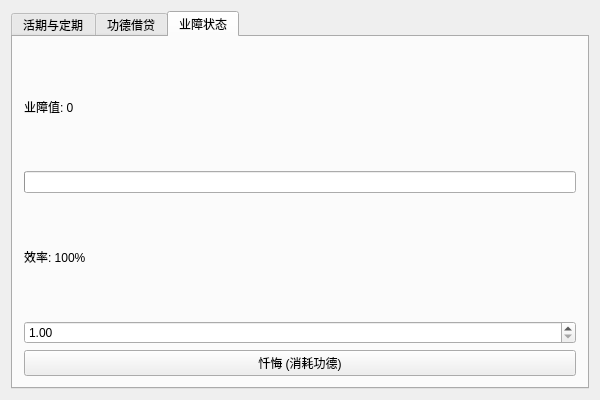
This is bankdialog.ui in xzy818666/Project_chengshe_hajimiao as Qt 5 draws it before an edit. The edited form follows.
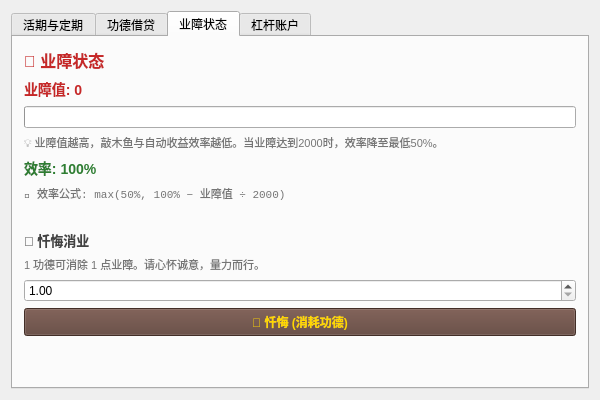
This is the edited form. The open tabs and pages were chosen to show the change.

Commit message: 新加入杠杆系统

Diff of the .ui file:
```diff
--- a/bankdialog.ui
+++ b/bankdialog.ui
@@ -181,21 +181,96 @@
        <string>业障状态</string>
       </attribute>
       <layout class="QVBoxLayout" name="yezhangLayout">
+       <item>
+        <widget class="QLabel" name="yezhangTitle">
+         <property name="text">
+          <string>🔥 业障状态</string>
+         </property>
+         <property name="styleSheet">
+          <string notr="true">font-size: 16px; font-weight: bold; color: #C62828;</string>
+         </property>
+        </widget>
+       </item>
        <item>
         <widget class="QLabel" name="yezhangValue">
          <property name="text">
           <string>业障值: 0</string>
          </property>
+         <property name="styleSheet">
+          <string notr="true">font-size: 14px; color: #C62828; font-weight: bold;</string>
+         </property>
         </widget>
        </item>
        <item>
         <widget class="QProgressBar" name="yezhangBar"/>
        </item>
+       <item>
+        <widget class="QLabel" name="yezhangHint">
+         <property name="text">
+          <string>💡 业障值越高，敲木鱼与自动收益效率越低。当业障达到2000时，效率降至最低50%。</string>
+         </property>
+         <property name="styleSheet">
+          <string notr="true">color: #757575; font-size: 11px;</string>
+         </property>
+         <property name="wordWrap">
+          <bool>true</bool>
+         </property>
+        </widget>
+       </item>
        <item>
         <widget class="QLabel" name="efficiencyValue">
          <property name="text">
           <string>效率: 100%</string>
          </property>
+         <property name="styleSheet">
+          <string notr="true">font-size: 14px; color: #2E7D32; font-weight: bold;</string>
+         </property>
+        </widget>
+       </item>
+       <item>
+        <widget class="QLabel" name="efficiencyFormula">
+         <property name="text">
+          <string>📐 效率公式: max(50%, 100% − 业障值 ÷ 2000)</string>
+         </property>
+         <property name="styleSheet">
+          <string notr="true">color: #757575; font-size: 11px; font-family: monospace;</string>
+         </property>
+        </widget>
+       </item>
+       <item>
+        <spacer name="yezhangSpacer1">
+         <property name="orientation">
+          <enum>Qt::Vertical</enum>
+         </property>
+         <property name="sizeHint" stdset="0">
+          <size>
+           <width>20</width>
+           <height>10</height>
+          </size>
+         </property>
+        </spacer>
+       </item>
+       <item>
+        <widget class="QLabel" name="confessTitle">
+         <property name="text">
+          <string>🙏 忏悔消业</string>
+         </property>
+         <property name="styleSheet">
+          <string notr="true">font-size: 13px; font-weight: bold; color: #424242;</string>
+         </property>
+        </widget>
+       </item>
+       <item>
+        <widget class="QLabel" name="confessHint">
+         <property name="text">
+          <string>1 功德可消除 1 点业障。请心怀诚意，量力而行。</string>
+         </property>
+         <property name="styleSheet">
+          <string notr="true">color: #757575; font-size: 11px;</string>
+         </property>
+         <property name="wordWrap">
+          <bool>true</bool>
+         </property>
         </widget>
        </item>
        <item>
@@ -211,9 +286,115 @@
        <item>
         <widget class="QPushButton" name="confessBtn">
          <property name="text">
-          <string>忏悔 (消耗功德)</string>
+          <string>🙏 忏悔 (消耗功德)</string>
          </property>
+         <property name="styleSheet">
+          <string notr="true">background-color: #5D4037; color: #FFD700; font-weight: bold; padding: 4px 12px;</string>
+         </property>
         </widget>
+       </item>
+       <item>
+        <spacer name="yezhangSpacer2">
+         <property name="orientation">
+          <enum>Qt::Vertical</enum>
+         </property>
+         <property name="sizeHint" stdset="0">
+          <size>
+           <width>20</width>
+           <height>40</height>
+          </size>
+         </property>
+        </spacer>
+       </item>
+      </layout>
+     </widget>
+     <widget class="QWidget" name="leverageTab">
+      <attribute name="title">
+       <string>杠杆账户</string>
+      </attribute>
+      <layout class="QVBoxLayout" name="leverageLayout">
+       <item>
+        <widget class="QLabel" name="leverageTitle">
+         <property name="text">
+          <string>⚡ 杠杆账户</string>
+         </property>
+         <property name="styleSheet">
+          <string notr="true">font-size: 16px; font-weight: bold; color: #E65100;</string>
+         </property>
+        </widget>
+       </item>
+       <item>
+        <widget class="QLabel" name="leverageDebtLabel">
+         <property name="text">
+          <string>杠杆负债: 0</string>
+         </property>
+         <property name="styleSheet">
+          <string notr="true">font-size: 14px; color: #C62828; font-weight: bold;</string>
+         </property>
+        </widget>
+       </item>
+       <item>
+        <widget class="QLabel" name="totalBorrowedLabel">
+         <property name="text">
+          <string>当前借款: 0</string>
+         </property>
+         <property name="styleSheet">
+          <string notr="true">font-size: 14px; color: #E65100;</string>
+         </property>
+        </widget>
+       </item>
+       <item>
+        <widget class="QLabel" name="leverageHint">
+         <property name="text">
+          <string>💡 保证金率低于维持线时将持续产生业障。追加保证金可降低杠杆，一键平仓可了结所有持仓。</string>
+         </property>
+         <property name="styleSheet">
+          <string notr="true">color: #757575; font-size: 11px;</string>
+         </property>
+         <property name="wordWrap">
+          <bool>true</bool>
+         </property>
+        </widget>
+       </item>
+       <item>
+        <widget class="QTableWidget" name="leverageTable">
+         <property name="columnCount">
+          <number>5</number>
+         </property>
+         <property name="horizontalHeaderLabels">
+          <stringlist>
+           <string>资产</string>
+           <string>份额</string>
+           <string>本金</string>
+           <string>借款</string>
+           <string>保证金率</string>
+          </stringlist>
+         </property>
+        </widget>
+       </item>
+       <item>
+        <layout class="QHBoxLayout" name="leverageControls">
+         <item>
+          <widget class="QPushButton" name="addMarginBtn">
+           <property name="text">
+            <string>➕ 追加保证金</string>
+           </property>
+           <property name="styleSheet">
+            <string notr="true">background-color: #1565C0; color: white; font-weight: bold; padding: 4px 12px;</string>
+           </property>
+          </widget>
+         </item>
+         <item>
+          <widget class="QPushButton" name="closeAllLeverageBtn">
+           <property name="text">
+            <string>⚠️ 一键平仓</string>
+           </property>
+           <property name="styleSheet">
+            <string notr="true">background-color: #C62828; color: white; font-weight: bold; padding: 4px 12px;</string>
+           </property>
+          </widget>
+         </item>
+        </layout>
        </item>
       </layout>
      </widget>
```
Left out of the diff: 170 changed lines with no effect on the pictures. The commit also changes 13 other files.
